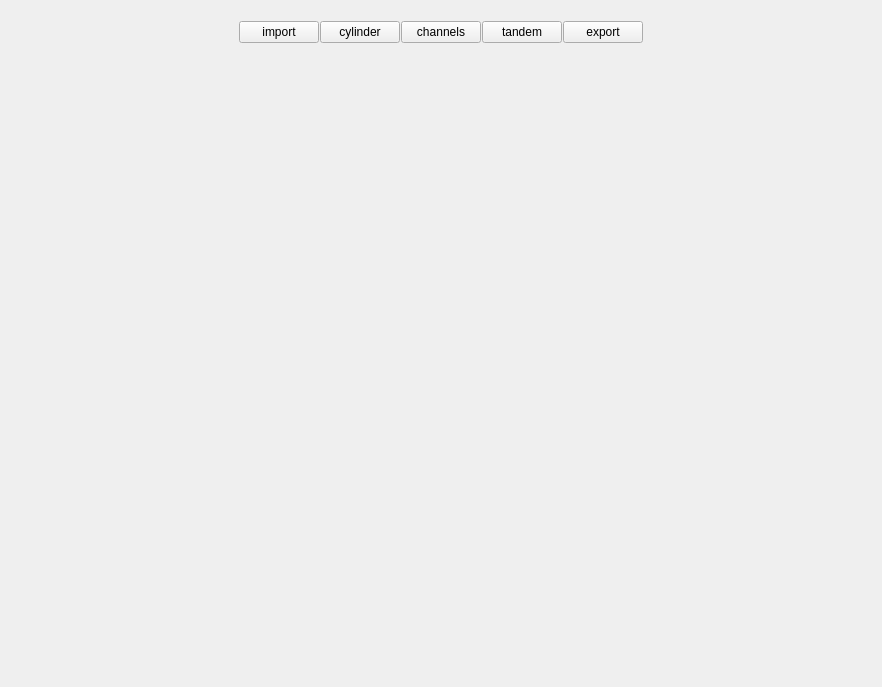
Qt form src/windows/ui/main_window.ui (nsmela/brachify) before a commit.
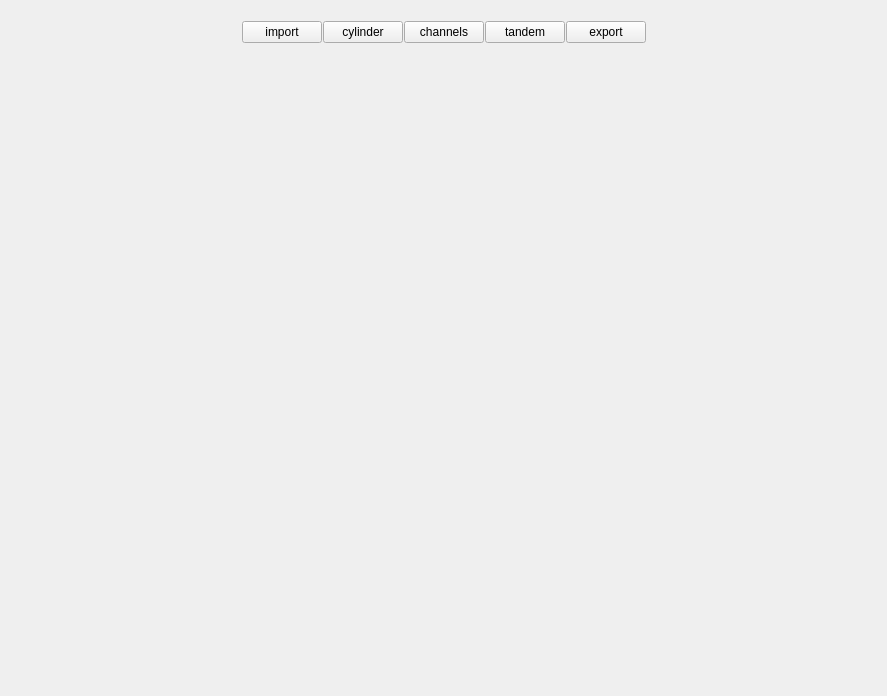
The same form after that commit.

Commit message: adjusted margins

```diff
--- a/src/windows/ui/main_window.ui
+++ b/src/windows/ui/main_window.ui
@@ -6,8 +6,8 @@
    <rect>
     <x>0</x>
     <y>0</y>
-    <width>882</width>
-    <height>687</height>
+    <width>887</width>
+    <height>696</height>
    </rect>
   </property>
   <property name="windowTitle">
@@ -158,10 +158,10 @@
         <number>0</number>
        </property>
        <property name="rightMargin">
-        <number>0</number>
+        <number>4</number>
        </property>
        <property name="bottomMargin">
-        <number>0</number>
+        <number>4</number>
        </property>
        <item>
         <widget class="QWidget" name="left_menu_bar" native="true">
```
The commit also changes 1 other file.
